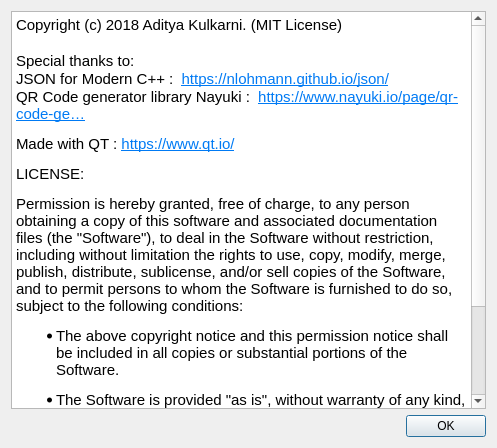
The window that src/about.ui (z-bitcoinz/BitcoinZ_Blue) describes before a commit, drawn with Qt 5.
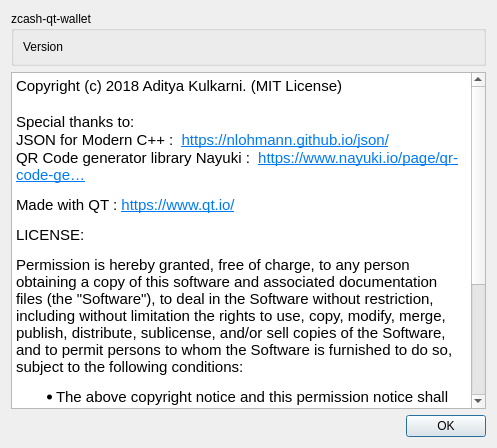
The same window after the commit.

```diff
--- a/src/about.ui
+++ b/src/about.ui
@@ -14,6 +14,22 @@
    <string>Dialog</string>
   </property>
   <layout class="QVBoxLayout" name="verticalLayout">
+   <item>
+    <widget class="QGroupBox" name="groupBox">
+     <property name="title">
+      <string>zcash-qt-wallet</string>
+     </property>
+     <layout class="QVBoxLayout" name="verticalLayout_2">
+      <item>
+       <widget class="QLabel" name="versionLabel">
+        <property name="text">
+         <string>Version</string>
+        </property>
+       </widget>
+      </item>
+     </layout>
+    </widget>
+   </item>
    <item>
     <widget class="QTextEdit" name="textEdit">
      <property name="readOnly">
@@ -23,17 +39,17 @@
       <string>&lt;!DOCTYPE HTML PUBLIC &quot;-//W3C//DTD HTML 4.0//EN&quot; &quot;http://www.w3.org/TR/REC-html40/strict.dtd&quot;&gt;
 &lt;html&gt;&lt;head&gt;&lt;meta name=&quot;qrichtext&quot; content=&quot;1&quot; /&gt;&lt;style type=&quot;text/css&quot;&gt;
 p, li { white-space: pre-wrap; }
-&lt;/style&gt;&lt;/head&gt;&lt;body style=&quot; font-family:'Ubuntu'; font-size:11pt; font-weight:400; font-style:normal;&quot;&gt;
-&lt;p style=&quot; margin-top:0px; margin-bottom:0px; margin-left:0px; margin-right:0px; -qt-block-indent:0; text-indent:0px;&quot;&gt;Copyright (c) 2018 Aditya Kulkarni. (MIT License)&lt;/p&gt;
-&lt;p style=&quot;-qt-paragraph-type:empty; margin-top:0px; margin-bottom:0px; margin-left:0px; margin-right:0px; -qt-block-indent:0; text-indent:0px;&quot;&gt;&lt;br /&gt;&lt;/p&gt;
-&lt;p style=&quot; margin-top:0px; margin-bottom:0px; margin-left:0px; margin-right:0px; -qt-block-indent:0; text-indent:0px;&quot;&gt;Special thanks to:&lt;/p&gt;
-&lt;p style=&quot; margin-top:0px; margin-bottom:0px; margin-left:0px; margin-right:0px; -qt-block-indent:0; text-indent:0px;&quot;&gt;JSON for Modern C++ :  &lt;a href=&quot;https://nlohmann.github.io/json/&quot;&gt;&lt;span style=&quot; text-decoration: underline; color:#007af4;&quot;&gt;https://nlohmann.github.io/json/&lt;/span&gt;&lt;/a&gt;&lt;/p&gt;
-&lt;p style=&quot; margin-top:0px; margin-bottom:0px; margin-left:0px; margin-right:0px; -qt-block-indent:0; text-indent:0px;&quot;&gt;QR Code generator library Nayuki :  &lt;a href=&quot;https://www.nayuki.io/page/qr-code-generator-library&quot;&gt;&lt;span style=&quot; text-decoration: underline; color:#007af4;&quot;&gt;https://www.nayuki.io/page/qr-code-ge…&lt;/span&gt;&lt;/a&gt;&lt;/p&gt;
-&lt;p style=&quot; margin-top:12px; margin-bottom:12px; margin-left:0px; margin-right:0px; -qt-block-indent:0; text-indent:0px;&quot;&gt;Made with QT : &lt;a href=&quot;https://www.qt.io/&quot;&gt;&lt;span style=&quot; text-decoration: underline; color:#007af4;&quot;&gt;https://www.qt.io/&lt;/span&gt;&lt;/a&gt;&lt;/p&gt;
-&lt;p style=&quot; margin-top:12px; margin-bottom:12px; margin-left:0px; margin-right:0px; -qt-block-indent:0; text-indent:0px;&quot;&gt;LICENSE:&lt;/p&gt;
-&lt;p style=&quot; margin-top:12px; margin-bottom:12px; margin-left:0px; margin-right:0px; -qt-block-indent:0; text-indent:0px;&quot;&gt;Permission is hereby granted, free of charge, to any person obtaining a copy of this software and associated documentation files (the &amp;quot;Software&amp;quot;), to deal in the Software without restriction, including without limitation the rights to use, copy, modify, merge, publish, distribute, sublicense, and/or sell copies of the Software, and to permit persons to whom the Software is furnished to do so, subject to the following conditions:&lt;/p&gt;
-&lt;ul style=&quot;margin-top: 0px; margin-bottom: 0px; margin-left: 0px; margin-right: 0px; -qt-list-indent: 1;&quot;&gt;&lt;li style=&quot; margin-top:12px; margin-bottom:12px; margin-left:0px; margin-right:0px; -qt-block-indent:0; text-indent:0px;&quot;&gt;The above copyright notice and this permission notice shall be included in all copies or substantial portions of the Software.&lt;/li&gt;
-&lt;li style=&quot; margin-top:12px; margin-bottom:12px; margin-left:0px; margin-right:0px; -qt-block-indent:0; text-indent:0px;&quot;&gt;The Software is provided &amp;quot;as is&amp;quot;, without warranty of any kind, express or implied, including but not limited to the warranties of merchantability, fitness for a particular purpose and noninfringement. In no event shall the authors or copyright holders be liable for any claim, damages or other liability, whether in an action of contract, tort or otherwise, arising from, out of or in connection with the Software or the use or other dealings in the Software.&lt;/li&gt;&lt;/ul&gt;&lt;/body&gt;&lt;/html&gt;</string>
+&lt;/style&gt;&lt;/head&gt;&lt;body style=&quot; font-family:'MS Shell Dlg 2'; font-size:8.1pt; font-weight:400; font-style:normal;&quot;&gt;
+&lt;p style=&quot; margin-top:0px; margin-bottom:0px; margin-left:0px; margin-right:0px; -qt-block-indent:0; text-indent:0px;&quot;&gt;&lt;span style=&quot; font-family:'Ubuntu'; font-size:11pt;&quot;&gt;Copyright (c) 2018 Aditya Kulkarni. (MIT License)&lt;/span&gt;&lt;/p&gt;
+&lt;p style=&quot;-qt-paragraph-type:empty; margin-top:0px; margin-bottom:0px; margin-left:0px; margin-right:0px; -qt-block-indent:0; text-indent:0px; font-family:'Ubuntu'; font-size:11pt;&quot;&gt;&lt;br /&gt;&lt;/p&gt;
+&lt;p style=&quot; margin-top:0px; margin-bottom:0px; margin-left:0px; margin-right:0px; -qt-block-indent:0; text-indent:0px;&quot;&gt;&lt;span style=&quot; font-family:'Ubuntu'; font-size:11pt;&quot;&gt;Special thanks to:&lt;/span&gt;&lt;/p&gt;
+&lt;p style=&quot; margin-top:0px; margin-bottom:0px; margin-left:0px; margin-right:0px; -qt-block-indent:0; text-indent:0px;&quot;&gt;&lt;span style=&quot; font-family:'Ubuntu'; font-size:11pt;&quot;&gt;JSON for Modern C++ :  &lt;/span&gt;&lt;a href=&quot;https://nlohmann.github.io/json/&quot;&gt;&lt;span style=&quot; font-family:'Ubuntu'; font-size:11pt; text-decoration: underline; color:#007af4;&quot;&gt;https://nlohmann.github.io/json/&lt;/span&gt;&lt;/a&gt;&lt;/p&gt;
+&lt;p style=&quot; margin-top:0px; margin-bottom:0px; margin-left:0px; margin-right:0px; -qt-block-indent:0; text-indent:0px;&quot;&gt;&lt;span style=&quot; font-family:'Ubuntu'; font-size:11pt;&quot;&gt;QR Code generator library Nayuki :  &lt;/span&gt;&lt;a href=&quot;https://www.nayuki.io/page/qr-code-generator-library&quot;&gt;&lt;span style=&quot; font-family:'Ubuntu'; font-size:11pt; text-decoration: underline; color:#007af4;&quot;&gt;https://www.nayuki.io/page/qr-code-ge…&lt;/span&gt;&lt;/a&gt;&lt;/p&gt;
+&lt;p style=&quot; margin-top:12px; margin-bottom:12px; margin-left:0px; margin-right:0px; -qt-block-indent:0; text-indent:0px;&quot;&gt;&lt;span style=&quot; font-family:'Ubuntu'; font-size:11pt;&quot;&gt;Made with QT : &lt;/span&gt;&lt;a href=&quot;https://www.qt.io/&quot;&gt;&lt;span style=&quot; font-family:'Ubuntu'; font-size:11pt; text-decoration: underline; color:#007af4;&quot;&gt;https://www.qt.io/&lt;/span&gt;&lt;/a&gt;&lt;/p&gt;
+&lt;p style=&quot; margin-top:12px; margin-bottom:12px; margin-left:0px; margin-right:0px; -qt-block-indent:0; text-indent:0px;&quot;&gt;&lt;span style=&quot; font-family:'Ubuntu'; font-size:11pt;&quot;&gt;LICENSE:&lt;/span&gt;&lt;/p&gt;
+&lt;p style=&quot; margin-top:12px; margin-bottom:12px; margin-left:0px; margin-right:0px; -qt-block-indent:0; text-indent:0px;&quot;&gt;&lt;span style=&quot; font-family:'Ubuntu'; font-size:11pt;&quot;&gt;Permission is hereby granted, free of charge, to any person obtaining a copy of this software and associated documentation files (the &amp;quot;Software&amp;quot;), to deal in the Software without restriction, including without limitation the rights to use, copy, modify, merge, publish, distribute, sublicense, and/or sell copies of the Software, and to permit persons to whom the Software is furnished to do so, subject to the following conditions:&lt;/span&gt;&lt;/p&gt;
+&lt;ul style=&quot;margin-top: 0px; margin-bottom: 0px; margin-left: 0px; margin-right: 0px; -qt-list-indent: 1;&quot;&gt;&lt;li style=&quot; font-family:'Ubuntu'; font-size:11pt;&quot; style=&quot; margin-top:12px; margin-bottom:12px; margin-left:0px; margin-right:0px; -qt-block-indent:0; text-indent:0px;&quot;&gt;The above copyright notice and this permission notice shall be included in all copies or substantial portions of the Software.&lt;/li&gt;
+&lt;li style=&quot; font-family:'Ubuntu'; font-size:11pt;&quot; style=&quot; margin-top:12px; margin-bottom:12px; margin-left:0px; margin-right:0px; -qt-block-indent:0; text-indent:0px;&quot;&gt;The Software is provided &amp;quot;as is&amp;quot;, without warranty of any kind, express or implied, including but not limited to the warranties of merchantability, fitness for a particular purpose and noninfringement. In no event shall the authors or copyright holders be liable for any claim, damages or other liability, whether in an action of contract, tort or otherwise, arising from, out of or in connection with the Software or the use or other dealings in the Software.&lt;/li&gt;&lt;/ul&gt;&lt;/body&gt;&lt;/html&gt;</string>
      </property>
     </widget>
    </item>
```
